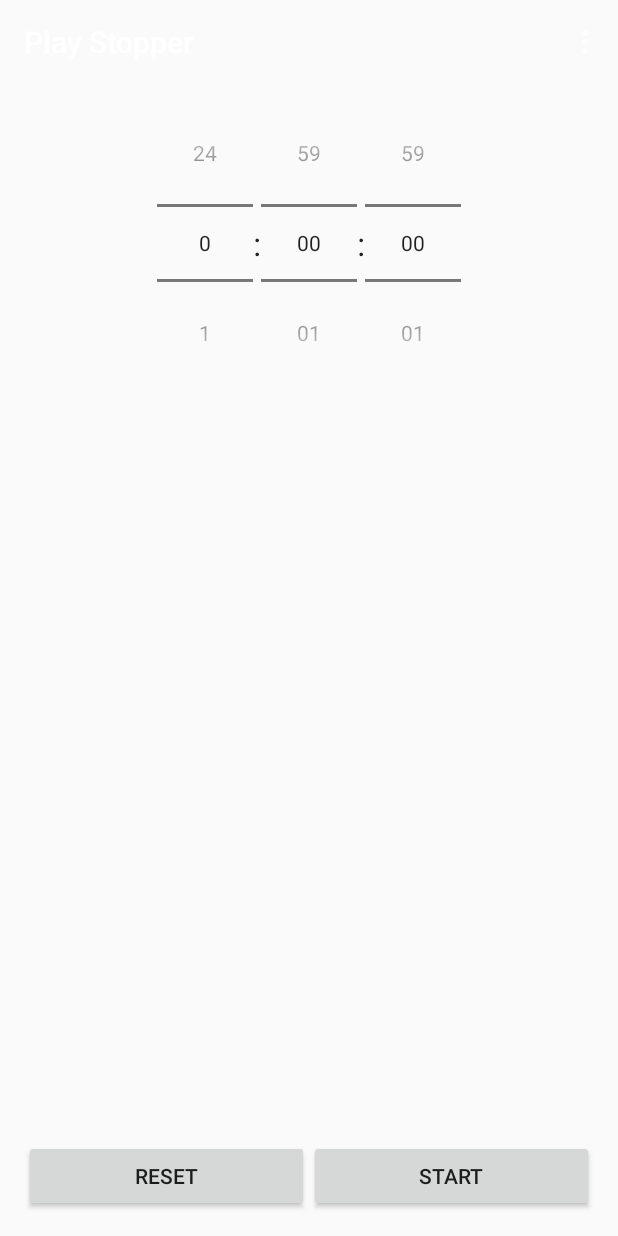
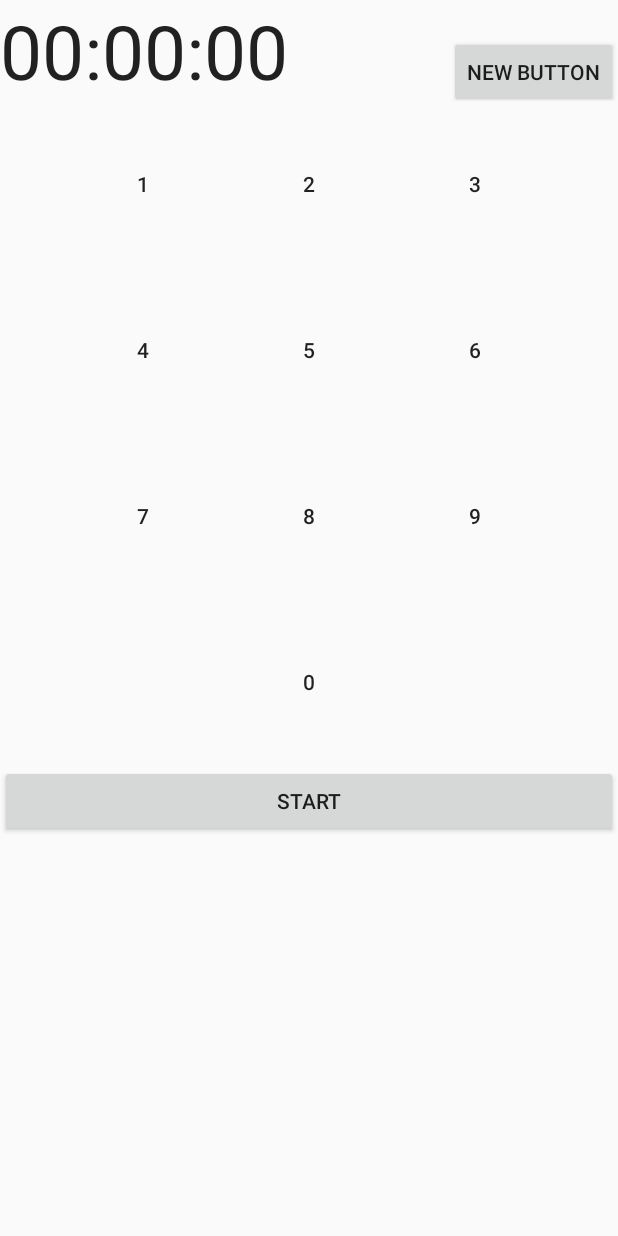
Before and after one commit to AquaMorph/Play-Stopper, an Android app: the screen it shows after launch (MainActivity), on a phone screen of 412 x 824 dp. Run offline under Robolectric (Android 15) with nearby library versions, the phone set to English and light mode, and no system bars.

Commit message:
Added square button layout Added display layout with basic text and back button Added button layout

```diff
--- a/mobile/src/main/java/com/aquamorph/playstopper/MainActivity.java
+++ b/mobile/src/main/java/com/aquamorph/playstopper/MainActivity.java
@@ -1,6 +1,5 @@
 package com.aquamorph.playstopper;
 
-import android.os.Bundle;
 import android.app.Activity;
 import android.content.DialogInterface;
 import android.content.DialogInterface.OnClickListener;
@@ -8,12 +7,9 @@ import android.content.Intent;
 import android.content.SharedPreferences;
 import android.content.SharedPreferences.OnSharedPreferenceChangeListener;
 import android.content.res.Configuration;
+import android.os.Bundle;
+import android.preference.PreferenceManager;
 import android.support.v7.widget.Toolbar;
-import android.view.MenuItem;
-import android.view.View;
-import android.widget.Button;
-import android.widget.NumberPicker;
-import android.preference.PreferenceManager;
 
 public class MainActivity extends Activity implements OnClickListener, OnSharedPreferenceChangeListener {
 
@@ -35,7 +31,7 @@ public class MainActivity extends Activity implements OnClickListener, OnSharedP
         theme(this);
         setContentView(R.layout.activity_main);
 
-        toolbar = (Toolbar) findViewById(R.id.toolbar);
+        /*toolbar = (Toolbar) findViewById(R.id.toolbar);
         toolbar.setTitle(R.string.app_name);
 
         toolbar.setOnMenuItemClickListener(new Toolbar.OnMenuItemClickListener() {
@@ -118,7 +114,7 @@ public class MainActivity extends Activity implements OnClickListener, OnSharedP
                     numberHours = 0;
                 }
             }
-        });
+        });*/
     }
 
     @Override
--- /dev/null
+++ b/mobile/src/main/java/com/aquamorph/playstopper/SquareButton.java
@@ -0,0 +1,34 @@
+package com.aquamorph.playstopper;
+
+import android.content.Context;
+import android.util.AttributeSet;
+import android.widget.Button;
+
+public class SquareButton extends Button {
+
+	public SquareButton(Context context, AttributeSet attrs, int defStyle) {
+		super(context, attrs, defStyle);
+	}
+
+	public SquareButton(Context context, AttributeSet attrs) {
+		super(context, attrs);
+	}
+
+	public SquareButton(Context context) {
+		super(context);
+	}
+
+	@Override
+	protected void onMeasure(int widthMeasureSpec, int heightMeasureSpec) {
+
+		//Get canvas width and height
+		int w = MeasureSpec.getSize(widthMeasureSpec);
+		int h = MeasureSpec.getSize(heightMeasureSpec);
+
+		w = Math.min(w, h);
+		h = w;
+
+		setMeasuredDimension(w, h);
+	}
+
+}
--- a/mobile/src/main/res/layout/activity_main.xml
+++ b/mobile/src/main/res/layout/activity_main.xml
@@ -2,84 +2,25 @@
 <LinearLayout xmlns:android="http://schemas.android.com/apk/res/android"
     android:layout_width="match_parent"
     android:layout_height="match_parent"
-    android:orientation="vertical">
+    android:orientation="vertical"
+	android:weightSum="1">
 
-    <android.support.v7.widget.Toolbar
-        xmlns:android="http://schemas.android.com/apk/res/android"
-        android:id="@+id/toolbar"
-        android:layout_width="match_parent"
-        android:layout_height="wrap_content"
-        android:theme="@style/Theme.AppCompat.NoActionBar"/>
+	<include
+		android:layout_width="fill_parent"
+		android:layout_height="wrap_content"
+		layout="@layout/display"
+		android:layout_gravity="center_horizontal"/>
 
-    <RelativeLayout xmlns:android="http://schemas.android.com/apk/res/android"
-        xmlns:tools="http://schemas.android.com/tools"
-        android:layout_width="match_parent"
-        android:layout_height="match_parent"
-        android:paddingBottom="@dimen/activity_vertical_margin"
-        android:paddingLeft="@dimen/activity_horizontal_margin"
-        android:paddingRight="@dimen/activity_horizontal_margin"
-        android:paddingTop="@dimen/activity_vertical_margin"
-        tools:context=".MainActivity" >
+	<include
+		android:layout_width="fill_parent"
+		android:layout_height="wrap_content"
+		android:layout_marginLeft="40dp"
+		android:layout_marginRight="40dp"
+		layout="@layout/dial"/>
 
-    <LinearLayout
-        android:id="@+id/buttonLayouts"
-        android:layout_width="wrap_content"
-        android:layout_height="wrap_content"
-        android:layout_alignParentBottom="true"
-        android:layout_alignParentLeft="true"
-        android:layout_alignParentRight="true" >
+	<include
+		android:layout_width="fill_parent"
+		android:layout_height="wrap_content"
+		layout="@layout/buttons"/>
 
-        <Button
-            android:id="@+id/button1"
-            android:layout_width="wrap_content"
-            android:layout_height="wrap_content"
-            android:layout_weight="0.50"
-            android:text="@string/button_left" />
-
-        <Button
-            android:id="@+id/button2"
-            android:layout_width="wrap_content"
-            android:layout_height="wrap_content"
-            android:layout_weight="0.50"
-            android:text="@string/button_right" />
-    </LinearLayout>
-
-    <LinearLayout
-        android:layout_width="wrap_content"
-        android:layout_height="wrap_content"
-        android:layout_alignParentTop="true"
-        android:layout_centerHorizontal="true" >
-
-        <NumberPicker
-            android:id="@+id/numberPickerHours"
-            android:layout_width="wrap_content"
-            android:layout_height="wrap_content" />
-
-        <TextView
-            android:id="@+id/textView2"
-            android:layout_width="wrap_content"
-            android:layout_height="wrap_content"
-            android:layout_gravity="center_vertical"
-            android:text=":"
-            android:textAppearance="?android:attr/textAppearanceLarge" />
-
-        <NumberPicker
-            android:id="@+id/numberPickerMinutes"
-            android:layout_width="wrap_content"
-            android:layout_height="wrap_content" />
-
-        <TextView
-            android:id="@+id/textView3"
-            android:layout_width="wrap_content"
-            android:layout_height="wrap_content"
-            android:layout_gravity="center_vertical"
-            android:text=":"
-            android:textAppearance="?android:attr/textAppearanceLarge" />
-
-        <NumberPicker
-            android:id="@+id/numberPickerSeconds"
-            android:layout_width="wrap_content"
-            android:layout_height="wrap_content" />
-    </LinearLayout>
-    </RelativeLayout>
 </LinearLayout>
--- /dev/null
+++ b/mobile/src/main/res/layout/buttons.xml
@@ -0,0 +1,12 @@
+<?xml version="1.0" encoding="utf-8"?>
+<LinearLayout xmlns:android="http://schemas.android.com/apk/res/android"
+			  android:orientation="horizontal"
+			  android:layout_width="match_parent"
+			  android:layout_height="match_parent">
+
+	<Button
+		android:layout_width="fill_parent"
+		android:layout_height="wrap_content"
+		android:text="Start"
+		android:id="@+id/start"/>
+</LinearLayout>
--- a/mobile/src/main/res/layout/dial.xml
+++ b/mobile/src/main/res/layout/dial.xml
@@ -8,7 +8,7 @@
 		android:layout_width="fill_parent"
 		android:layout_height="fill_parent">
 
-		<Button
+		<com.aquamorph.playstopper.SquareButton
 			style="?android:attr/borderlessButtonStyle"
 			android:layout_width="0dp"
 			android:layout_height="wrap_content"
@@ -16,7 +16,7 @@
 			android:text="@string/button1"
 			android:id="@+id/number1"/>
 
-		<Button
+		<com.aquamorph.playstopper.SquareButton
 			style="?android:attr/borderlessButtonStyle"
 			android:layout_width="0dp"
 			android:layout_height="wrap_content"
@@ -24,7 +24,7 @@
 			android:text="@string/button2"
 			android:id="@+id/number2"/>
 
-		<Button
+		<com.aquamorph.playstopper.SquareButton
 			style="?android:attr/borderlessButtonStyle"
 			android:layout_width="0dp"
 			android:layout_height="wrap_content"
@@ -37,7 +37,7 @@
 		android:layout_width="fill_parent"
 		android:layout_height="fill_parent">
 
-		<Button
+		<com.aquamorph.playstopper.SquareButton
 			style="?android:attr/borderlessButtonStyle"
 			android:layout_width="0dp"
 			android:layout_height="wrap_content"
@@ -45,7 +45,7 @@
 			android:text="@string/button4"
 			android:id="@+id/number4"/>
 
-		<Button
+		<com.aquamorph.playstopper.SquareButton
 			style="?android:attr/borderlessButtonStyle"
 			android:layout_width="0dp"
 			android:layout_height="wrap_content"
@@ -53,7 +53,7 @@
 			android:text="@string/button5"
 			android:id="@+id/number5"/>
 
-		<Button
+		<com.aquamorph.playstopper.SquareButton
 			style="?android:attr/borderlessButtonStyle"
 			android:layout_width="0dp"
 			android:layout_height="wrap_content"
@@ -66,7 +66,7 @@
 		android:layout_width="fill_parent"
 		android:layout_height="fill_parent">
 
-		<Button
+		<com.aquamorph.playstopper.SquareButton
 			style="?android:attr/borderlessButtonStyle"
 			android:layout_width="0dp"
 			android:layout_height="wrap_content"
@@ -74,7 +74,7 @@
 			android:text="@string/button7"
 			android:id="@+id/number7"/>
 
-		<Button
+		<com.aquamorph.playstopper.SquareButton
 			style="?android:attr/borderlessButtonStyle"
 			android:layout_width="0dp"
 			android:layout_height="wrap_content"
@@ -82,7 +82,7 @@
 			android:text="@string/button8"
 			android:id="@+id/number8"/>
 
-		<Button
+		<com.aquamorph.playstopper.SquareButton
 			style="?android:attr/borderlessButtonStyle"
 			android:layout_width="0dp"
 			android:layout_height="wrap_content"
@@ -95,7 +95,15 @@
 		android:layout_width="fill_parent"
 		android:layout_height="fill_parent">
 
-		<Button
+		<com.aquamorph.playstopper.SquareButton
+			style="?android:attr/borderlessButtonStyle"
+			android:layout_width="0dp"
+			android:layout_height="wrap_content"
+			android:layout_weight="1"
+			android:text=""
+			android:id="@+id/blank1"/>
+
+		<com.aquamorph.playstopper.SquareButton
 			style="?android:attr/borderlessButtonStyle"
 			android:layout_width="0dp"
 			android:layout_height="wrap_content"
@@ -103,6 +111,14 @@
 			android:text="@string/button0"
 			android:id="@+id/number0"/>
 
+		<com.aquamorph.playstopper.SquareButton
+			style="?android:attr/borderlessButtonStyle"
+			android:layout_width="0dp"
+			android:layout_height="wrap_content"
+			android:layout_weight="1"
+			android:text=""
+			android:id="@+id/blank2"/>
+
 	</TableRow>
 
 </TableLayout>
--- /dev/null
+++ b/mobile/src/main/res/layout/display.xml
@@ -0,0 +1,23 @@
+<?xml version="1.0" encoding="utf-8"?>
+<LinearLayout xmlns:android="http://schemas.android.com/apk/res/android"
+			  android:orientation="horizontal"
+			  android:layout_width="match_parent"
+			  android:layout_height="match_parent">
+
+	<TextView
+		android:layout_width="0dp"
+		android:layout_height="wrap_content"
+		android:layout_weight="6"
+		android:textSize="50dp"
+		android:textAppearance="?android:attr/textAppearanceLarge"
+		android:text="00:00:00"
+		android:id="@+id/timer"/>
+
+	<Button
+		android:layout_width="wrap_content"
+		android:layout_height="wrap_content"
+		android:text="New Button"
+		android:id="@+id/button"/>
+
+
+</LinearLayout>
```
